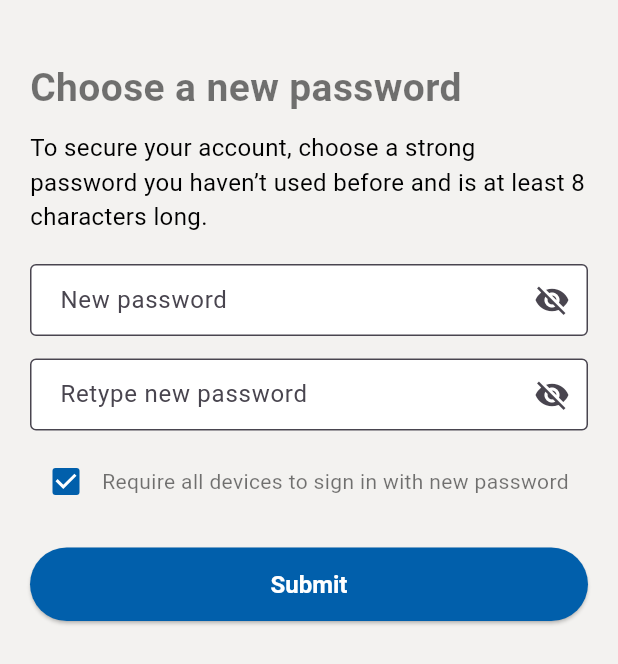
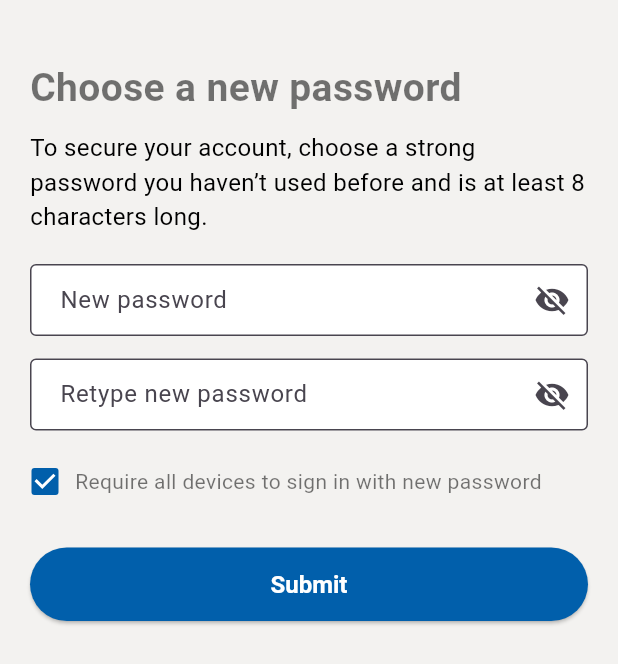
Before and after one commit to ClinkedIn/Cross-Platform, a Flutter app: the NewPasswordScreen screen opened directly, on a phone screen of 412 x 824 dp. Shown: the top 664 px of the screen. Run offline on Flutter 3.47's test engine with Material 3 defaults, Android fonts, the phone set to English and light mode, and no system bars; our stand-ins replace flutter_riverpod, flutter_secure_storage, font_awesome_flutter, google_fonts; accounts and stored records are empty.

Commit message:
check box aligned in new password page

```diff
--- a/lockedin/lib/features/auth/view/new_password_page.dart
+++ b/lockedin/lib/features/auth/view/new_password_page.dart
@@ -67,7 +67,9 @@ class _NewPasswordScreenState extends State<NewPasswordScreen> {
             SizedBox(height: 10),
             Row(
               children: [
-                Checkbox(
+                SizedBox(
+                  width: 20,
+                  child: Checkbox(
                     value: _requireSignIn,
                     checkColor: Colors.white,
                     activeColor: Color.fromARGB(255, 1, 95, 171),
@@ -77,6 +79,12 @@ class _NewPasswordScreenState extends State<NewPasswordScreen> {
                       });
                     },
                   ),
+                ),
+
+                SizedBox(
+                  width: 10,
+                ),
+
                 Text("Require all devices to sign in with new password"),
               ],
             ),
```
Lines whose indentation alone changed are shown as unchanged.
